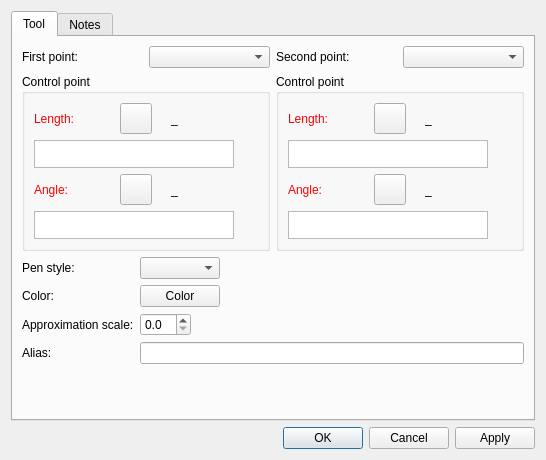
Before: the Qt Designer form src/libs/vtools/dialogs/tools/dialogspline.ui in equinox-patterns/Ostara, drawn with Qt 5.
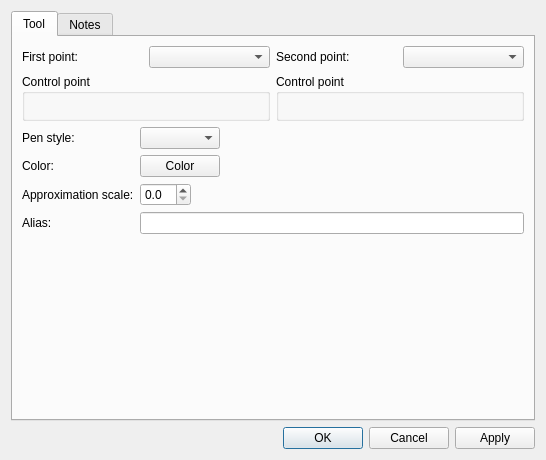
After: the same form once the commit is applied. Icons and pictures are not drawn. Custom widgets are drawn as their Qt base class.

The edit to the form file:
```diff
--- a/src/libs/vtools/dialogs/tools/dialogspline.ui
+++ b/src/libs/vtools/dialogs/tools/dialogspline.ui
@@ -69,364 +69,12 @@
              </property>
              <layout class="QVBoxLayout" name="verticalLayout_2">
               <item>
-               <layout class="QVBoxLayout" name="verticalLayout_6">
+                              <layout class="QVBoxLayout" name="verticalLayout_6">
                 <item>
-                 <layout class="QHBoxLayout" name="horizontalLayout_2">
-                  <item alignment="Qt::AlignmentFlag::AlignLeft">
-                   <widget class="QLabel" name="labelEditLength1">
-                    <property name="sizePolicy">
-                     <sizepolicy hsizetype="Fixed" vsizetype="Preferred">
-                      <horstretch>0</horstretch>
-                      <verstretch>0</verstretch>
-                     </sizepolicy>
-                    </property>
-                    <property name="palette">
-                     <palette>
-                      <active>
-                       <colorrole role="WindowText">
-                        <brush brushstyle="SolidPattern">
-                         <color alpha="255">
-                          <red>255</red>
-                          <green>0</green>
-                          <blue>0</blue>
-                         </color>
-                        </brush>
-                       </colorrole>
-                      </active>
-                      <inactive>
-                       <colorrole role="WindowText">
-                        <brush brushstyle="SolidPattern">
-                         <color alpha="255">
-                          <red>255</red>
-                          <green>0</green>
-                          <blue>0</blue>
-                         </color>
-                        </brush>
-                       </colorrole>
-                      </inactive>
-                      <disabled>
-                       <colorrole role="WindowText">
-                        <brush brushstyle="SolidPattern">
-                         <color alpha="255">
-                          <red>159</red>
-                          <green>158</green>
-                          <blue>158</blue>
-                         </color>
-                        </brush>
-                       </colorrole>
-                      </disabled>
-                     </palette>
-                    </property>
-                    <property name="text">
-                     <string>Length:</string>
-                    </property>
-                   </widget>
-                  </item>
-                  <item>
-                   <spacer name="horizontalSpacer">
-                    <property name="orientation">
-                     <enum>Qt::Orientation::Horizontal</enum>
-                    </property>
-                    <property name="sizeHint" stdset="0">
-                     <size>
-                      <width>40</width>
-                      <height>20</height>
-                     </size>
-                    </property>
-                   </spacer>
-                  </item>
-                  <item alignment="Qt::AlignmentFlag::AlignRight">
-                   <widget class="QToolButton" name="toolButtonExprLength1">
-                    <property name="toolTip">
-                     <string>Formula wizard</string>
-                    </property>
-                    <property name="text">
-                     <string notr="true"/>
-                    </property>
-                    <property name="icon">
-                     <iconset resource="../../../vmisc/share/resources/icon.qrc">
-                      <normaloff>:/icon/light/24x24/fx.png</normaloff>:/icon/light/24x24/fx.png</iconset>
-                    </property>
-                    <property name="iconSize">
-                     <size>
-                      <width>24</width>
-                      <height>24</height>
-                     </size>
-                    </property>
-                   </widget>
-                  </item>
-                  <item alignment="Qt::AlignmentFlag::AlignRight">
-                   <widget class="QLabel" name="label_5">
-                    <property name="text">
-                     <string/>
-                    </property>
-                    <property name="pixmap">
-                     <pixmap resource="../../../vmisc/share/resources/icon.qrc">:/icon/light/24x24/equal.png</pixmap>
-                    </property>
-                   </widget>
-                  </item>
-                  <item alignment="Qt::AlignmentFlag::AlignRight">
-                   <widget class="QLabel" name="labelResultLength1">
-                    <property name="sizePolicy">
-                     <sizepolicy hsizetype="Fixed" vsizetype="Preferred">
-                      <horstretch>0</horstretch>
-                      <verstretch>0</verstretch>
-                     </sizepolicy>
-                    </property>
-                    <property name="minimumSize">
-                     <size>
-                      <width>87</width>
-                      <height>0</height>
-                     </size>
-                    </property>
-                    <property name="toolTip">
-                     <string>Value</string>
-                    </property>
-                    <property name="text">
-                     <string notr="true">_</string>
-                    </property>
-                   </widget>
-                  </item>
-                 </layout>
+                 <widget class="QWidget" name="formulaLength1Placeholder" native="true"/>
                 </item>
                 <item>
-                 <layout class="QHBoxLayout" name="horizontalLayout_6">
-                  <item>
-                   <widget class="VPlainTextEdit" name="plainTextEditLength1F">
-                    <property name="sizePolicy">
-                     <sizepolicy hsizetype="Expanding" vsizetype="Preferred">
-                      <horstretch>0</horstretch>
-                      <verstretch>0</verstretch>
-                     </sizepolicy>
-                    </property>
-                    <property name="maximumSize">
-                     <size>
-                      <width>16777215</width>
-                      <height>28</height>
-                     </size>
-                    </property>
-                    <property name="toolTip">
-                     <string>Calculation</string>
-                    </property>
-                    <property name="tabChangesFocus">
-                     <bool>true</bool>
-                    </property>
-                   </widget>
-                  </item>
-                  <item>
-                   <widget class="QPushButton" name="pushButtonGrowLength1">
-                    <property name="maximumSize">
-                     <size>
-                      <width>18</width>
-                      <height>18</height>
-                     </size>
-                    </property>
-                    <property name="sizeIncrement">
-                     <size>
-                      <width>0</width>
-                      <height>0</height>
-                     </size>
-                    </property>
-                    <property name="toolTip">
-                     <string>&lt;html&gt;&lt;head/&gt;&lt;body&gt;&lt;p&gt;Show full calculation in message box&lt;/p&gt;&lt;/body&gt;&lt;/html&gt;</string>
-                    </property>
-                    <property name="text">
-                     <string notr="true"/>
-                    </property>
-                    <property name="icon">
-                     <iconset theme="go-down"/>
-                    </property>
-                    <property name="iconSize">
-                     <size>
-                      <width>16</width>
-                      <height>16</height>
-                     </size>
-                    </property>
-                    <property name="flat">
-                     <bool>true</bool>
-                    </property>
-                   </widget>
-                  </item>
-                 </layout>
-                </item>
-                <item>
-                 <layout class="QHBoxLayout" name="horizontalLayout_4">
-                  <item alignment="Qt::AlignmentFlag::AlignLeft">
-                   <widget class="QLabel" name="labelEditAngle1">
-                    <property name="sizePolicy">
-                     <sizepolicy hsizetype="Fixed" vsizetype="Preferred">
-                      <horstretch>0</horstretch>
-                      <verstretch>0</verstretch>
-                     </sizepolicy>
-                    </property>
-                    <property name="palette">
-                     <palette>
-                      <active>
-                       <colorrole role="WindowText">
-                        <brush brushstyle="SolidPattern">
-                         <color alpha="255">
-                          <red>255</red>
-                          <green>0</green>
-                          <blue>0</blue>
-                         </color>
-                        </brush>
-                       </colorrole>
-                      </active>
-                      <inactive>
-                       <colorrole role="WindowText">
-                        <brush brushstyle="SolidPattern">
-                         <color alpha="255">
-                          <red>255</red>
-                          <green>0</green>
-                          <blue>0</blue>
-                         </color>
-                        </brush>
-                       </colorrole>
-                      </inactive>
-                      <disabled>
-                       <colorrole role="WindowText">
-                        <brush brushstyle="SolidPattern">
-                         <color alpha="255">
-                          <red>159</red>
-                          <green>158</green>
-                          <blue>158</blue>
-                         </color>
-                        </brush>
-                       </colorrole>
-                      </disabled>
-                     </palette>
-                    </property>
-                    <property name="text">
-                     <string>Angle:</string>
-                    </property>
-                   </widget>
-                  </item>
-                  <item>
-                   <spacer name="horizontalSpacer_2">
-                    <property name="orientation">
-                     <enum>Qt::Orientation::Horizontal</enum>
-                    </property>
-                    <property name="sizeHint" stdset="0">
-                     <size>
-                      <width>40</width>
-                      <height>20</height>
-                     </size>
-                    </property>
-                   </spacer>
-                  </item>
-                  <item alignment="Qt::AlignmentFlag::AlignRight">
-                   <widget class="QToolButton" name="toolButtonExprAngle1">
-                    <property name="toolTip">
-                     <string>Formula wizard</string>
-                    </property>
-                    <property name="text">
-                     <string notr="true"/>
-                    </property>
-                    <property name="icon">
-                     <iconset resource="../../../vmisc/share/resources/icon.qrc">
-                      <normaloff>:/icon/light/24x24/fx.png</normaloff>:/icon/light/24x24/fx.png</iconset>
-                    </property>
-                    <property name="iconSize">
-                     <size>
-                      <width>24</width>
-                      <height>24</height>
-                     </size>
-                    </property>
-                   </widget>
-                  </item>
-                  <item alignment="Qt::AlignmentFlag::AlignRight">
-                   <widget class="QLabel" name="label_8">
-                    <property name="text">
-                     <string/>
-                    </property>
-                    <property name="pixmap">
-                     <pixmap resource="../../../vmisc/share/resources/icon.qrc">:/icon/light/24x24/equal.png</pixmap>
-                    </property>
-                   </widget>
-                  </item>
-                  <item alignment="Qt::AlignmentFlag::AlignRight">
-                   <widget class="QLabel" name="labelResultAngle1">
-                    <property name="sizePolicy">
-                     <sizepolicy hsizetype="Fixed" vsizetype="Preferred">
-                      <horstretch>0</horstretch>
-                      <verstretch>0</verstretch>
-                     </sizepolicy>
-                    </property>
-                    <property name="minimumSize">
-                     <size>
-                      <width>87</width>
-                      <height>0</height>
-                     </size>
-                    </property>
-                    <property name="toolTip">
-                     <string>Value</string>
-                    </property>
-                    <property name="text">
-                     <string notr="true">_</string>
-                    </property>
-                   </widget>
-                  </item>
-                 </layout>
-                </item>
-                <item>
-                 <layout class="QHBoxLayout" name="horizontalLayout_7">
-                  <item>
-                   <widget class="VPlainTextEdit" name="plainTextEditAngle1F">
-                    <property name="sizePolicy">
-                     <sizepolicy hsizetype="Expanding" vsizetype="Preferred">
-                      <horstretch>0</horstretch>
-                      <verstretch>0</verstretch>
-                     </sizepolicy>
-                    </property>
-                    <property name="maximumSize">
-                     <size>
-                      <width>16777215</width>
-                      <height>28</height>
-                     </size>
-                    </property>
-                    <property name="toolTip">
-                     <string>Calculation</string>
-                    </property>
-                    <property name="tabChangesFocus">
-                     <bool>true</bool>
-                    </property>
-                   </widget>
-                  </item>
-                  <item>
-                   <widget class="QPushButton" name="pushButtonGrowAngle1">
-                    <property name="maximumSize">
-                     <size>
-                      <width>18</width>
-                      <height>18</height>
-                     </size>
-                    </property>
-                    <property name="sizeIncrement">
-                     <size>
-                      <width>0</width>
-                      <height>0</height>
-                     </size>
-                    </property>
-                    <property name="toolTip">
-                     <string>&lt;html&gt;&lt;head/&gt;&lt;body&gt;&lt;p&gt;Show full calculation in message box&lt;/p&gt;&lt;/body&gt;&lt;/html&gt;</string>
-                    </property>
-                    <property name="text">
-                     <string notr="true"/>
-                    </property>
-                    <property name="icon">
-                     <iconset theme="go-down"/>
-                    </property>
-                    <property name="iconSize">
-                     <size>
-                      <width>16</width>
-                      <height>16</height>
-                     </size>
-                    </property>
-                    <property name="flat">
-                     <bool>true</bool>
-                    </property>
-                   </widget>
-                  </item>
-                 </layout>
+                 <widget class="QWidget" name="formulaAngle1Placeholder" native="true"/>
                 </item>
                </layout>
               </item>
@@ -465,364 +113,12 @@
              </property>
              <layout class="QVBoxLayout" name="verticalLayout_4">
               <item>
-               <layout class="QVBoxLayout" name="verticalLayout_7">
+                              <layout class="QVBoxLayout" name="verticalLayout_7">
                 <item>
-                 <layout class="QHBoxLayout" name="horizontalLayout_8">
-                  <item alignment="Qt::AlignmentFlag::AlignLeft">
-                   <widget class="QLabel" name="labelEditLength2">
-                    <property name="sizePolicy">
-                     <sizepolicy hsizetype="Fixed" vsizetype="Preferred">
-                      <horstretch>0</horstretch>
-                      <verstretch>0</verstretch>
-                     </sizepolicy>
-                    </property>
-                    <property name="palette">
-                     <palette>
-                      <active>
-                       <colorrole role="WindowText">
-                        <brush brushstyle="SolidPattern">
-                         <color alpha="255">
-                          <red>255</red>
-                          <green>0</green>
-                          <blue>0</blue>
-                         </color>
-                        </brush>
-                       </colorrole>
-                      </active>
-                      <inactive>
-                       <colorrole role="WindowText">
-                        <brush brushstyle="SolidPattern">
-                         <color alpha="255">
-                          <red>255</red>
-                          <green>0</green>
-                          <blue>0</blue>
-                         </color>
-                        </brush>
-                       </colorrole>
-                      </inactive>
-                      <disabled>
-                       <colorrole role="WindowText">
-                        <brush brushstyle="SolidPattern">
-                         <color alpha="255">
-                          <red>159</red>
-                          <green>158</green>
-                          <blue>158</blue>
-                         </color>
-                        </brush>
-                       </colorrole>
-                      </disabled>
-                     </palette>
-                    </property>
-                    <property name="text">
-                     <string>Length:</string>
-                    </property>
-                   </widget>
-                  </item>
-                  <item>
-                   <spacer name="horizontalSpacer_3">
-                    <property name="orientation">
-                     <enum>Qt::Orientation::Horizontal</enum>
-                    </property>
-                    <property name="sizeHint" stdset="0">
-                     <size>
-                      <width>40</width>
-                      <height>20</height>
-                     </size>
-                    </property>
-                   </spacer>
-                  </item>
-                  <item alignment="Qt::AlignmentFlag::AlignRight">
-                   <widget class="QToolButton" name="toolButtonExprLength2">
-                    <property name="toolTip">
-                     <string>Formula wizard</string>
-                    </property>
-                    <property name="text">
-                     <string notr="true"/>
-                    </property>
-                    <property name="icon">
-                     <iconset resource="../../../vmisc/share/resources/icon.qrc">
-                      <normaloff>:/icon/light/24x24/fx.png</normaloff>:/icon/light/24x24/fx.png</iconset>
-                    </property>
-                    <property name="iconSize">
-                     <size>
-                      <width>24</width>
-                      <height>24</height>
-                     </size>
-                    </property>
-                   </widget>
-                  </item>
-                  <item alignment="Qt::AlignmentFlag::AlignRight">
-                   <widget class="QLabel" name="label_9">
-                    <property name="text">
-                     <string/>
-                    </property>
-                    <property name="pixmap">
-                     <pixmap resource="../../../vmisc/share/resources/icon.qrc">:/icon/light/24x24/equal.png</pixmap>
-                    </property>
-                   </widget>
-                  </item>
-                  <item alignment="Qt::AlignmentFlag::AlignRight">
-                   <widget class="QLabel" name="labelResultLength2">
-                    <property name="sizePolicy">
-                     <sizepolicy hsizetype="Fixed" vsizetype="Preferred">
-                      <horstretch>0</horstretch>
-                      <verstretch>0</verstretch>
-                     </sizepolicy>
-                    </property>
-                    <property name="minimumSize">
-                     <size>
-                      <width>87</width>
-                      <height>0</height>
-                     </size>
-                    </property>
-                    <property name="toolTip">
-                     <string>Value</string>
-                    </property>
-                    <property name="text">
-                     <string notr="true">_</string>
-                    </property>
-                   </widget>
-                  </item>
-                 </layout>
+                 <widget class="QWidget" name="formulaLength2Placeholder" native="true"/>
                 </item>
                 <item>
-                 <layout class="QHBoxLayout" name="horizontalLayout_9">
-                  <item>
-                   <widget class="VPlainTextEdit" name="plainTextEditLength2F">
-                    <property name="sizePolicy">
-                     <sizepolicy hsizetype="Expanding" vsizetype="Preferred">
-                      <horstretch>0</horstretch>
-                      <verstretch>0</verstretch>
-                     </sizepolicy>
-                    </property>
-                    <property name="maximumSize">
-                     <size>
-                      <width>16777215</width>
-                      <height>28</height>
-                     </size>
-                    </property>
-                    <property name="toolTip">
-                     <string>Calculation</string>
-                    </property>
-                    <property name="tabChangesFocus">
-                     <bool>true</bool>
-                    </property>
-                   </widget>
-                  </item>
-                  <item>
-                   <widget class="QPushButton" name="pushButtonGrowLength2">
-                    <property name="maximumSize">
-                     <size>
-                      <width>18</width>
-                      <height>18</height>
-                     </size>
-                    </property>
-                    <property name="sizeIncrement">
-                     <size>
-                      <width>0</width>
-                      <height>0</height>
-                     </size>
-                    </property>
-                    <property name="toolTip">
-                     <string>&lt;html&gt;&lt;head/&gt;&lt;body&gt;&lt;p&gt;Show full calculation in message box&lt;/p&gt;&lt;/body&gt;&lt;/html&gt;</string>
-                    </property>
-                    <property name="text">
-                     <string notr="true"/>
-                    </property>
-                    <property name="icon">
-                     <iconset theme="go-down"/>
-                    </property>
-                    <property name="iconSize">
-                     <size>
-                      <width>16</width>
-                      <height>16</height>
-                     </size>
-                    </property>
-                    <property name="flat">
-                     <bool>true</bool>
-                    </property>
-                   </widget>
-                  </item>
-                 </layout>
-                </item>
-                <item>
-                 <layout class="QHBoxLayout" name="horizontalLayout_11">
-                  <item alignment="Qt::AlignmentFlag::AlignLeft">
-                   <widget class="QLabel" name="labelEditAngle2">
-                    <property name="sizePolicy">
-                     <sizepolicy hsizetype="Fixed" vsizetype="Preferred">
-                      <horstretch>0</horstretch>
-                      <verstretch>0</verstretch>
-                     </sizepolicy>
-                    </property>
-                    <property name="palette">
-                     <palette>
-                      <active>
-                       <colorrole role="WindowText">
-                        <brush brushstyle="SolidPattern">
-                         <color alpha="255">
-                          <red>255</red>
-                          <green>0</green>
-                          <blue>0</blue>
-                         </color>
-                        </brush>
-                       </colorrole>
-                      </active>
-                      <inactive>
-                       <colorrole role="WindowText">
-                        <brush brushstyle="SolidPattern">
-                         <color alpha="255">
-                          <red>255</red>
-                          <green>0</green>
-                          <blue>0</blue>
-                         </color>
-                        </brush>
-                       </colorrole>
-                      </inactive>
-                      <disabled>
-                       <colorrole role="WindowText">
-                        <brush brushstyle="SolidPattern">
-                         <color alpha="255">
-                          <red>159</red>
-                          <green>158</green>
-                          <blue>158</blue>
-                         </color>
-                        </brush>
-                       </colorrole>
-                      </disabled>
-                     </palette>
-                    </property>
-                    <property name="text">
-                     <string>Angle:</string>
-                    </property>
-                   </widget>
-                  </item>
-                  <item>
-                   <spacer name="horizontalSpacer_4">
-                    <property name="orientation">
-                     <enum>Qt::Orientation::Horizontal</enum>
-                    </property>
-                    <property name="sizeHint" stdset="0">
-                     <size>
-                      <width>40</width>
-                      <height>20</height>
-                     </size>
-                    </property>
-                   </spacer>
-                  </item>
-                  <item alignment="Qt::AlignmentFlag::AlignRight">
-                   <widget class="QToolButton" name="toolButtonExprAngle2">
-                    <property name="toolTip">
-                     <string>Formula wizard</string>
-                    </property>
-                    <property name="text">
-                     <string notr="true"/>
-                    </property>
-                    <property name="icon">
-                     <iconset resource="../../../vmisc/share/resources/icon.qrc">
-                      <normaloff>:/icon/light/24x24/fx.png</normaloff>:/icon/light/24x24/fx.png</iconset>
-                    </property>
-                    <property name="iconSize">
-                     <size>
-                      <width>24</width>
-                      <height>24</height>
-                     </size>
-                    </property>
-                   </widget>
-                  </item>
-                  <item alignment="Qt::AlignmentFlag::AlignRight">
-                   <widget class="QLabel" name="label_10">
-                    <property name="text">
-                     <string/>
-                    </property>
-                    <property name="pixmap">
-                     <pixmap resource="../../../vmisc/share/resources/icon.qrc">:/icon/light/24x24/equal.png</pixmap>
-                    </property>
-                   </widget>
-                  </item>
-                  <item alignment="Qt::AlignmentFlag::AlignRight">
-                   <widget class="QLabel" name="labelResultAngle2">
-                    <property name="sizePolicy">
-                     <sizepolicy hsizetype="Fixed" vsizetype="Preferred">
-                      <horstretch>0</horstretch>
-                      <verstretch>0</verstretch>
-                     </sizepolicy>
-                    </property>
-                    <property name="minimumSize">
-                     <size>
-                      <width>87</width>
-                      <height>0</height>
-                     </size>
-                    </property>
-                    <property name="toolTip">
-                     <string>Value</string>
-                    </property>
-                    <property name="text">
-                     <string notr="true">_</string>
-                    </property>
-                   </widget>
-                  </item>
-                 </layout>
-                </item>
-                <item>
-                 <layout class="QHBoxLayout" name="horizontalLayout_12">
-                  <item>
-                   <widget class="VPlainTextEdit" name="plainTextEditAngle2F">
-                    <property name="sizePolicy">
-                     <sizepolicy hsizetype="Expanding" vsizetype="Preferred">
-                      <horstretch>0</horstretch>
-                      <verstretch>0</verstretch>
-                     </sizepolicy>
-                    </property>
-                    <property name="maximumSize">
-                     <size>
-                      <width>16777215</width>
-                      <height>28</height>
-                     </size>
-                    </property>
-                    <property name="toolTip">
-                     <string>Calculation</string>
-                    </property>
-                    <property name="tabChangesFocus">
-                     <bool>true</bool>
-                    </property>
-                   </widget>
-                  </item>
-                  <item>
-                   <widget class="QPushButton" name="pushButtonGrowAngle2">
-                    <property name="maximumSize">
-                     <size>
-                      <width>18</width>
-                      <height>18</height>
-                     </size>
-                    </property>
-                    <property name="sizeIncrement">
-                     <size>
-                      <width>0</width>
-                      <height>0</height>
-                     </size>
-                    </property>
-                    <property name="toolTip">
-                     <string>&lt;html&gt;&lt;head/&gt;&lt;body&gt;&lt;p&gt;Show full calculation in message box&lt;/p&gt;&lt;/body&gt;&lt;/html&gt;</string>
-                    </property>
-                    <property name="text">
-                     <string notr="true"/>
-                    </property>
-                    <property name="icon">
-                     <iconset theme="go-down"/>
-                    </property>
-                    <property name="iconSize">
-                     <size>
-                      <width>16</width>
-                      <height>16</height>
-                     </size>
-                    </property>
-                    <property name="flat">
-                     <bool>true</bool>
-                    </property>
-                   </widget>
-                  </item>
-                 </layout>
+                 <widget class="QWidget" name="formulaAngle2Placeholder" native="true"/>
                 </item>
                </layout>
               </item>
@@ -965,11 +261,6 @@
    <extends>QPushButton</extends>
    <header>../vpropertyexplorer/qtcolorpicker.h</header>
   </customwidget>
-  <customwidget>
-   <class>VPlainTextEdit</class>
-   <extends>QPlainTextEdit</extends>
-   <header>../vwidgets/vplaintextedit.h</header>
-  </customwidget>
  </customwidgets>
  <tabstops>
   <tabstop>comboBoxP1</tabstop>
```
Left out of the diff: 5 changed lines with no effect on the pictures.
